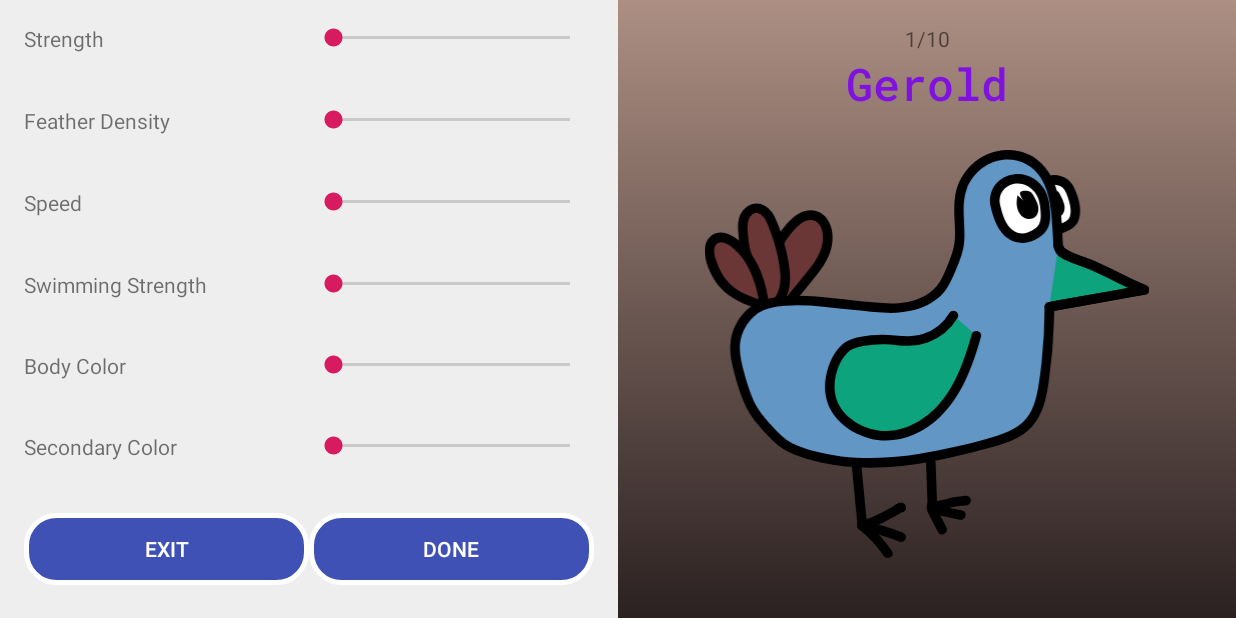
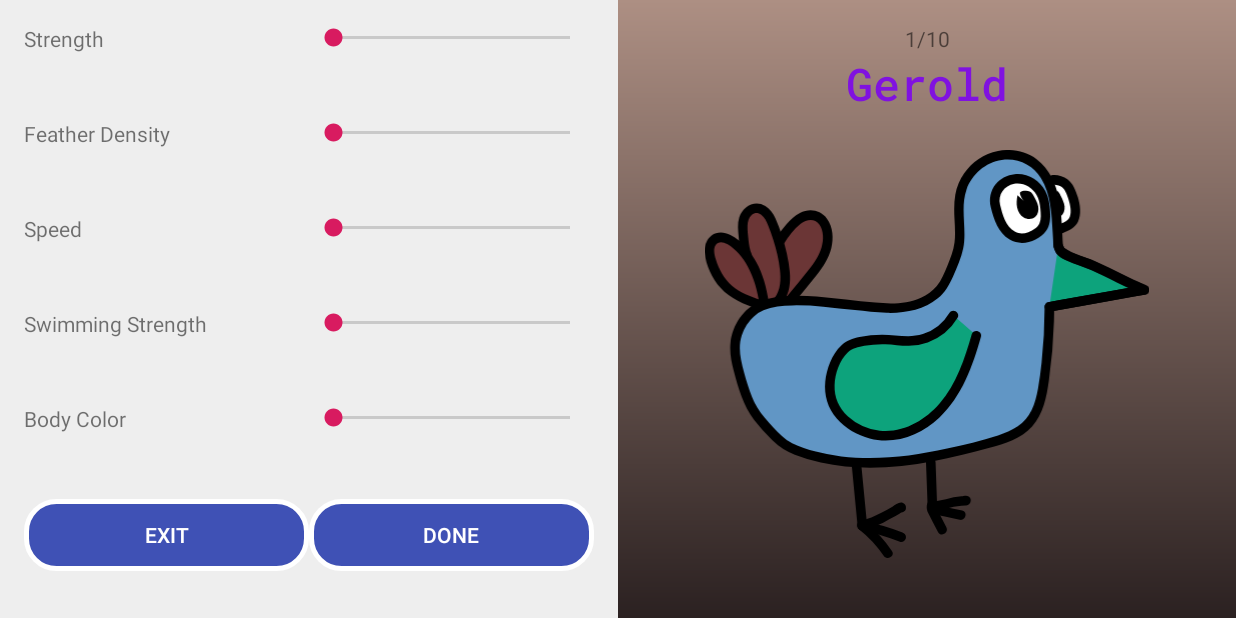
Before and after one commit to CTOverton/like-birbs, an Android app: the Start_2_customize_birb screen opened directly, with no data from a screen before it, on a phone screen of 824 x 412 dp (held sideways). Run offline under Robolectric (Android 15) with nearby library versions, the phone set to English and light mode, and no system bars; libraries missing offline, so code that uses them is left out: com.devs.vectorchildfinder.

```diff
--- a/app/src/main/res/layout/activity_start_2_customize_birb.xml
+++ b/app/src/main/res/layout/activity_start_2_customize_birb.xml
@@ -139,26 +139,6 @@
                     android:layout_weight="1"
                     android:orientation="horizontal">
 
-                    <TextView
-                        android:id="@+id/textView_secondary_color"
-                        android:layout_width="match_parent"
-                        android:layout_height="wrap_content"
-                        android:layout_weight="1"
-                        android:text="@string/customize_lbl_secondary_color" />
-
-                    <SeekBar
-                        android:id="@+id/seekBar_secondary_color"
-                        android:layout_width="match_parent"
-                        android:layout_height="wrap_content"
-                        android:layout_weight="1" />
-                </LinearLayout>
-
-                <LinearLayout
-                    android:layout_width="match_parent"
-                    android:layout_height="match_parent"
-                    android:layout_weight="1"
-                    android:orientation="horizontal">
-
                     <Button
                         android:id="@+id/exit_button"
                         android:layout_width="match_parent"
```
Also changed, not shown: app/src/main/java/edu/psu/cto5068/like_birbs/FullscreenActivity.java (+28 -0 lines), app/src/main/res/layout/activity_fullscreen.xml (+10 -3 lines).
